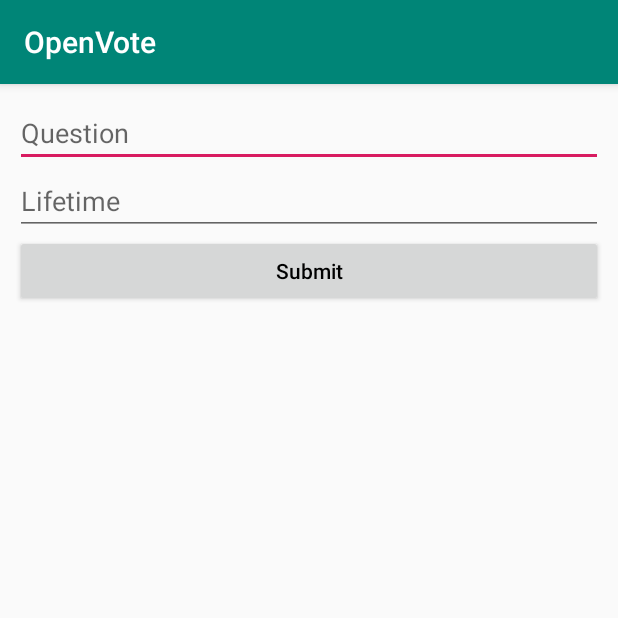
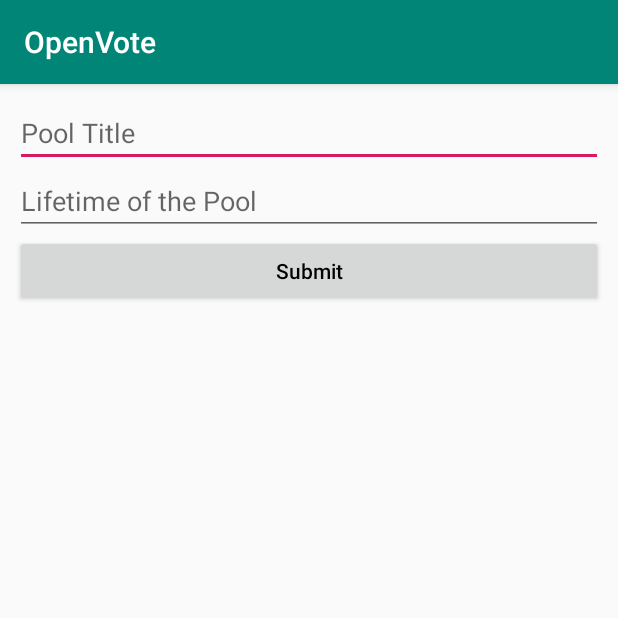
Before and after one commit to Rashedul158373/OpenVote, an Android app: the PostVoteActivty screen opened directly, with no data from a screen before it, on a phone screen of 412 x 824 dp, the top half of it. Run offline under Robolectric (Android 15) with nearby library versions, the phone set to English and light mode, and no system bars.

Commit message:
shoan change

```diff
--- a/app/src/main/res/layout/activity_post_vote_activty.xml
+++ b/app/src/main/res/layout/activity_post_vote_activty.xml
@@ -11,13 +11,13 @@
     <EditText
         android:layout_width="match_parent"
         android:layout_height="wrap_content"
-        android:hint="Question"
+        android:hint="Pool Title"
         android:textColor="@color/black" />
 
     <EditText
         android:layout_width="match_parent"
         android:layout_height="wrap_content"
-        android:hint="Lifetime"
+        android:hint="Lifetime of the Pool"
         android:textColor="@color/black" />
 
     <Button
```
